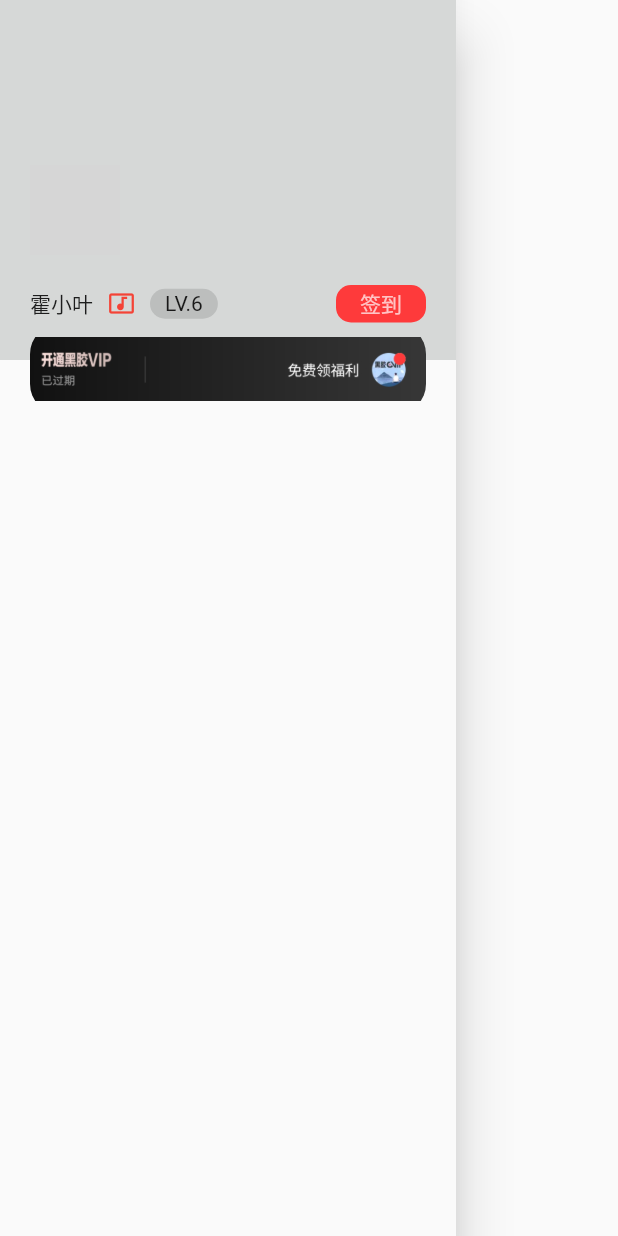
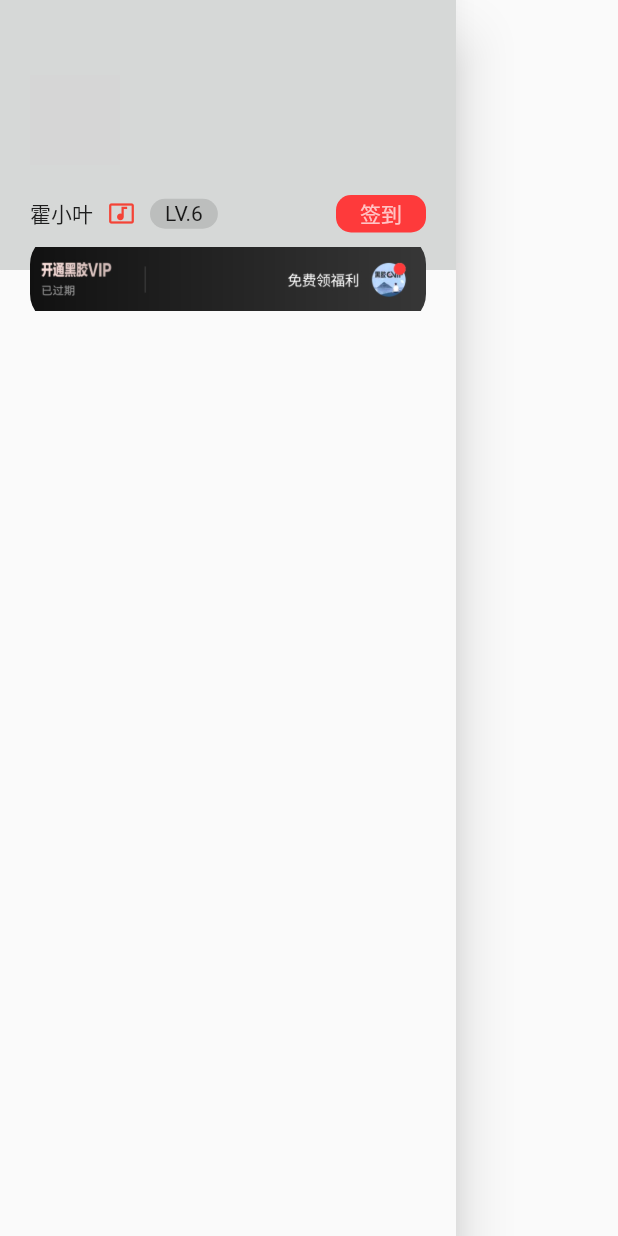
Before and after one commit to HuoXiaoYe/flutter-wangyiMusic, a Flutter app: the MyDrawer widget shown alone on an empty page, opened directly, on a phone screen of 412 x 824 dp. Run offline on Flutter 3.47's test engine with Material 2 defaults, Android fonts, the phone set to English and light mode, and no system bars; our stand-ins replace flutter_swiper; network calls fail; grey boxes are pictures that could not be loaded.

Commit message:
侧边栏顶部制作完毕

```diff
--- a/lib/pages/myDrawer/myDrawer.dart
+++ b/lib/pages/myDrawer/myDrawer.dart
@@ -9,10 +9,10 @@ class MyDrawer extends StatelessWidget {
 
         // 个人信息区域
         Stack(
-          alignment: FractionalOffset(0, 1.2),
+          alignment: FractionalOffset(0, 1.3),
           children: <Widget>[
             Container(
-              height: 240,
+              height: 180,
               padding: EdgeInsets.only(bottom: 15),
               color: Color.fromRGBO(214, 216, 215, 1),
               child: Column(
```
Also changed, not shown: images/drawer.PNG, 1 other file.
